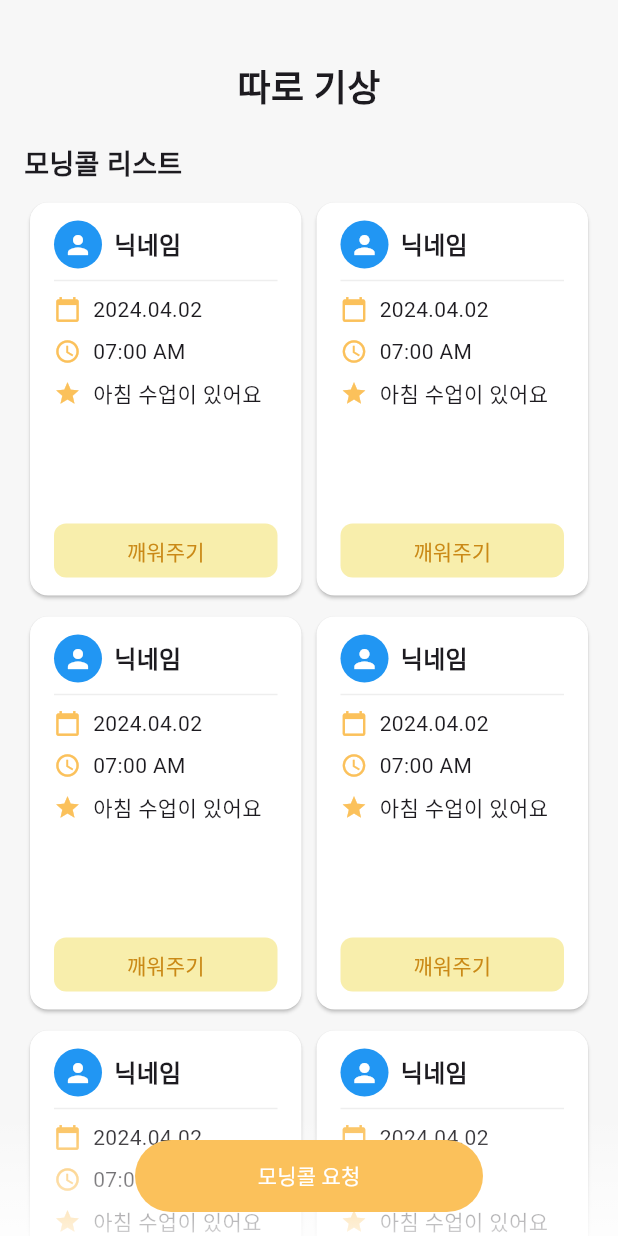
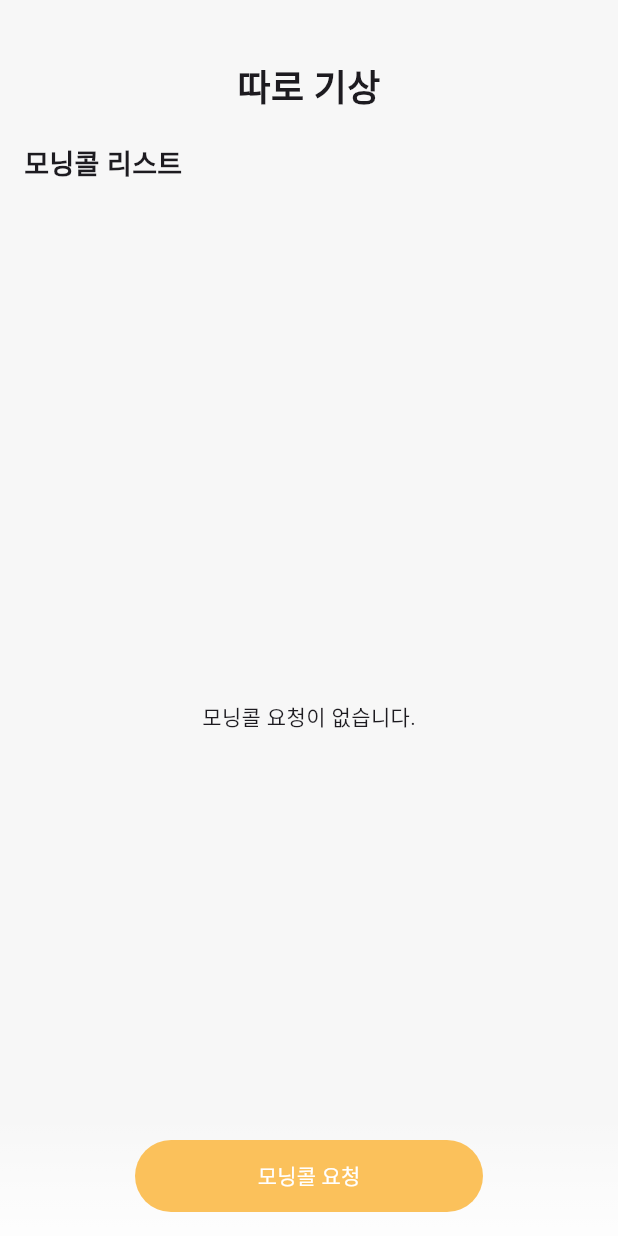
Before and after one commit to KHU-morning/front-morning, a Flutter app: the MorningCallListPage screen opened directly, on a phone screen of 412 x 824 dp. Run offline on Flutter 3.47's test engine with Material 3 defaults, Android fonts, the phone set to English and light mode, and no system bars; our stand-ins replace flutter_svg, shared_preferences, table_calendar; accounts and stored records are empty.

Commit message:
Save token and connect Morning Call list page API

```diff
--- a/lib/morning_call/morning_call_list_page.dart
+++ b/lib/morning_call/morning_call_list_page.dart
@@ -1,8 +1,23 @@
 import 'package:flutter/material.dart';
+import 'package:shared_preferences/shared_preferences.dart';
 import 'morning_call_request_page.dart';
+import '../data/morning_call_list.dart';
 
-class MorningCallListPage extends StatelessWidget {
+class MorningCallListPage extends StatefulWidget {
   const MorningCallListPage({super.key});
+
+  @override
+  State<MorningCallListPage> createState() => _MorningCallListPageState();
+}
+
+class _MorningCallListPageState extends State<MorningCallListPage> {
+  late Future<List<Map<String, dynamic>>> _wakeRequests;
+
+  @override
+  void initState() {
+    super.initState();
+    _wakeRequests = fetchWakeRequests();
+  }
 
   @override
   Widget build(BuildContext context) {
@@ -14,13 +29,7 @@ class MorningCallListPage extends StatelessWidget {
             children: [
               const SizedBox(height: 40),
               const Center(
-                child: Text(
-                  '따로 기상',
-                  style: TextStyle(
-                    fontSize: 24,
-                    fontWeight: FontWeight.bold,
-                  ),
-                ),
+                child: Text('따로 기상', style: TextStyle(fontSize: 24, fontWeight: FontWeight.bold)),
               ),
               const SizedBox(height: 20),
               const Padding(
@@ -29,16 +38,27 @@ class MorningCallListPage extends StatelessWidget {
                   alignment: Alignment.centerLeft,
                   child: Text(
                     '모닝콜 리스트',
-                    style: TextStyle(
-                      fontSize: 18,
-                      fontWeight: FontWeight.bold,
-                    ),
+                    style: TextStyle(fontSize: 18, fontWeight: FontWeight.bold),
                   ),
                 ),
               ),
               const SizedBox(height: 8),
               Expanded(
-                child: GridView.builder(
+                child: FutureBuilder(
+                  future: _wakeRequests,
+                  builder: (context, snapshot) {
+                    if (snapshot.connectionState != ConnectionState.done) {
+                      return const Center(child: CircularProgressIndicator());
+                    }
+                    if (snapshot.hasError) {
+                      return Center(child: Text("에러 발생: ${snapshot.error}"));
+                    }
+                    final requests = snapshot.data!;
+                    if (requests.isEmpty) {
+                      return const Center(child: Text("모닝콜 요청이 없습니다."));
+                    }
+
+                    return GridView.builder(
                       padding: const EdgeInsets.fromLTRB(16.0, 0.0, 16.0, 80.0),
                       gridDelegate: const SliverGridDelegateWithFixedCrossAxisCount(
                         crossAxisCount: 2,
@@ -46,33 +66,36 @@ class MorningCallListPage extends StatelessWidget {
                         mainAxisSpacing: 6,
                         childAspectRatio: 0.7,
                       ),
-                  itemCount: 10,
+                      itemCount: requests.length,
                       itemBuilder: (context, index) {
+                        final req = requests[index];
+                        final requester = req['requester'];
+                        final date = req['wake_date'];
+                        final time = req['wake_time'];
+                        final reason = req['reason'];
+
                         return Card(
                           color: Colors.white,
                           shape: RoundedRectangleBorder(
-                        borderRadius:
-                            BorderRadius.circular(12), // border-radius: 12px
+                            borderRadius: BorderRadius.circular(12),
                           ),
                           child: Padding(
-                        padding: const EdgeInsets.symmetric(
-                            vertical: 12.0, horizontal: 16.0),
+                            padding: const EdgeInsets.symmetric(vertical: 12.0, horizontal: 16.0),
                             child: Column(
                               crossAxisAlignment: CrossAxisAlignment.start,
                               children: [
-                            const Row(
+                                Row(
                                   children: [
-                                CircleAvatar(
+                                    const CircleAvatar(
                                       radius: 16,
                                       backgroundColor: Colors.blue,
-                                  child: Icon(Icons.person,
-                                      color: Colors.white, size: 20),
+                                      child: Icon(Icons.person, color: Colors.white, size: 20),
                                     ),
-                                SizedBox(width: 8),
+                                    const SizedBox(width: 8),
                                     Expanded(
                                       child: Text(
-                                    '닉네임',
-                                    style: TextStyle(
+                                        requester ?? '',
+                                        style: const TextStyle(
                                           fontWeight: FontWeight.bold,
                                           fontSize: 16,
                                         ),
@@ -81,50 +104,32 @@ class MorningCallListPage extends StatelessWidget {
                                     ),
                                   ],
                                 ),
-                            const Divider(
-                              color: Color(0xFFEEEEEE),
-                              thickness: 1,
-                            ),
+                                const Divider(color: Color(0xFFEEEEEE), thickness: 1),
                                 const SizedBox(height: 1),
-                            const Row(
+                                Row(
                                   children: [
-                                Icon(Icons.calendar_today,
-                                    size: 18, color: Color(0xFFFBC15B)),
-                                SizedBox(width: 8),
-                                Expanded(
-                                  child: Text(
-                                    '2024.04.02',
-                                    style: TextStyle(fontSize: 14),
-                                    overflow: TextOverflow.ellipsis,
-                                  ),
-                                ),
+                                    const Icon(Icons.calendar_today, size: 18, color: Color(0xFFFBC15B)),
+                                    const SizedBox(width: 8),
+                                    Expanded(child: Text(date, style: const TextStyle(fontSize: 14))),
                                   ],
                                 ),
                                 const SizedBox(height: 8),
-                            const Row(
+                                Row(
                                   children: [
-                                Icon(Icons.access_time,
-                                    size: 18, color: Color(0xFFFBC15B)),
-                                SizedBox(width: 8),
-                                Expanded(
-                                  child: Text(
-                                    '07:00 AM',
-                                    style: TextStyle(fontSize: 14),
-                                    overflow: TextOverflow.ellipsis,
-                                  ),
-                                ),
+                                    const Icon(Icons.access_time, size: 18, color: Color(0xFFFBC15B)),
+                                    const SizedBox(width: 8),
+                                    Expanded(child: Text(time, style: const TextStyle(fontSize: 14))),
                                   ],
                                 ),
                                 const SizedBox(height: 8),
-                            const Row(
+                                Row(
                                   children: [
-                                Icon(Icons.star,
-                                    size: 18, color: Color(0xFFFBC15B)),
-                                SizedBox(width: 8),
+                                    const Icon(Icons.star, size: 18, color: Color(0xFFFBC15B)),
+                                    const SizedBox(width: 8),
                                     Expanded(
                                       child: Text(
-                                    '아침 수업이 있어요',
-                                    style: TextStyle(fontSize: 14),
+                                        reason,
+                                        style: const TextStyle(fontSize: 14),
                                         maxLines: 2,
                                         overflow: TextOverflow.ellipsis,
                                       ),
@@ -140,86 +145,54 @@ class MorningCallListPage extends StatelessWidget {
                                       showDialog(
                                         context: context,
                                         builder: (context) => Dialog(
-                                      shape: RoundedRectangleBorder(
-                                          borderRadius:
-                                              BorderRadius.circular(16)),
-                                      insetPadding: const EdgeInsets.symmetric(
-                                          horizontal: 40),
+                                          shape: RoundedRectangleBorder(borderRadius: BorderRadius.circular(16)),
+                                          insetPadding: const EdgeInsets.symmetric(horizontal: 40),
                                           backgroundColor: const Color(0xFFFCFCFC),
                                           child: Column(
                                             mainAxisSize: MainAxisSize.min,
                                             children: [
                                               const SizedBox(height: 24),
-                                          const Text(
-                                            'ZOOZOO08님을 깨워주시겠어요?',
+                                              Text(
+                                                '$requester님을 깨워주시겠어요?',
                                                 textAlign: TextAlign.center,
-                                            style: TextStyle(
-                                              fontSize: 16,
-                                              fontWeight: FontWeight.w700,
-                                              color: Colors.black,
-                                            ),
+                                                style: const TextStyle(fontSize: 16, fontWeight: FontWeight.w700),
                                               ),
                                               const SizedBox(height: 12),
-                                          const Text(
-                                            '날짜 및 시간: 2025.04.07(월) am 07:30\n이유: 중요한 회의가 있음',
+                                              Text(
+                                                '날짜 및 시간: $date $time\n이유: $reason',
                                                 textAlign: TextAlign.center,
-                                            style: TextStyle(
-                                              fontSize: 13,
-                                              color: Color(0xFF888888),
-                                              height: 1.4,
-                                            ),
+                                                style: const TextStyle(fontSize: 13, color: Color(0xFF888888), height: 1.4),
                                               ),
                                               const SizedBox(height: 20),
-                                          const Divider(
-                                              height: 1,
-                                              color: Color(0xFFE0E0E0)),
+                                              const Divider(height: 1, color: Color(0xFFE0E0E0)),
                                               Row(
                                                 children: [
                                                   Expanded(
                                                     child: InkWell(
                                                       onTap: () => Navigator.pop(context),
-                                                  child: Container(
+                                                      child: const SizedBox(
                                                         height: 48,
-                                                    alignment: Alignment.center,
-                                                    child: const Text(
-                                                      '취소',
-                                                      style: TextStyle(
-                                                        color: Colors.black,
-                                                        fontWeight:
-                                                            FontWeight.w500,
-                                                        fontSize: 15,
+                                                        child: Center(child: Text('취소', style: TextStyle(fontSize: 15))),
                                                       ),
                                                     ),
                                                   ),
-                                                ),
-                                              ),
-                                              Container(
-                                                width: 1,
-                                                height: 48,
-                                                color: const Color(0xFFE0E0E0),
-                                              ),
+                                                  Container(width: 1, height: 48, color: const Color(0xFFE0E0E0)),
                                                   Expanded(
                                                     child: InkWell(
                                                       onTap: () {
                                                         Navigator.pop(context);
-                                                    // 확인 로직 삽입 가능
+                                                        // TODO: 수락 처리 API 호출
                                                       },
-                                                  child: Container(
+                                                      child: const SizedBox(
                                                         height: 48,
-                                                    alignment: Alignment.center,
-                                                    child: const Text(
-                                                      '확인',
-                                                      style: TextStyle(
-                                                        color:
-                                                            Color(0xFFCA8916),
-                                                        fontSize: 15,
-                                                      ),
+                                                        child: Center(
+                                                          child: Text('확인', style: TextStyle(fontSize: 15, color: Color(0xFFCA8916))),
                                                         ),
                                                       ),
                                                     ),
                                                   ),
                                                 ],
-                                          ),
+                                              )
                                             ],
                                           ),
                                         ),
@@ -227,24 +200,20 @@ class MorningCallListPage extends StatelessWidget {
                                     },
                                     style: ElevatedButton.styleFrom(
                                       backgroundColor: const Color(0xFFF8EEAC),
-                                  foregroundColor:
-                                      const Color.fromRGBO(202, 137, 22, 1),
-                                  padding:
-                                      const EdgeInsets.symmetric(horizontal: 8),
-                                  elevation: 0,
+                                      foregroundColor: const Color(0xFFCA8916),
                                       shape: RoundedRectangleBorder(
                                         borderRadius: BorderRadius.circular(8),
                                       ),
+                                      elevation: 0,
                                     ),
-                                child: const Text(
-                                  '깨워주기',
-                                  style: TextStyle(fontSize: 14),
-                                ),
+                                    child: const Text('깨워주기', style: TextStyle(fontSize: 14)),
                                   ),
                                 ),
                               ],
                             ),
                           ),
+                        );
+                      },
                     );
                   },
                 ),
@@ -276,15 +245,11 @@ class MorningCallListPage extends StatelessWidget {
                       Navigator.pushNamed(context, '/morning_call/request');
                     },
                     style: ElevatedButton.styleFrom(
-                      backgroundColor: Color(0xFFFBC15B),
+                      backgroundColor: const Color(0xFFFBC15B),
                       foregroundColor: Colors.white,
                       elevation: 0,
-                      shadowColor: Colors.transparent,
-                      padding:
-                          EdgeInsets.symmetric(horizontal: 16, vertical: 8),
                       shape: RoundedRectangleBorder(
                         borderRadius: BorderRadius.circular(24),
-                        side: BorderSide.none,
                       ),
                     ),
                     child: const Text('모닝콜 요청'),
```
Lines whose indentation alone changed are shown as unchanged.
